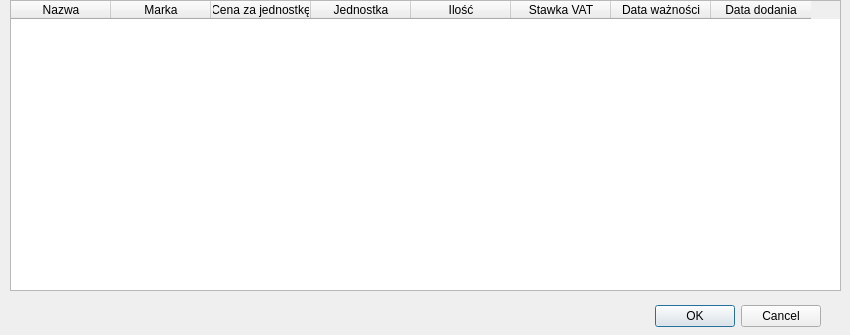
SzymiJimi/TeamProject, file dialog/producttosaledialog.ui: the form before one commit.
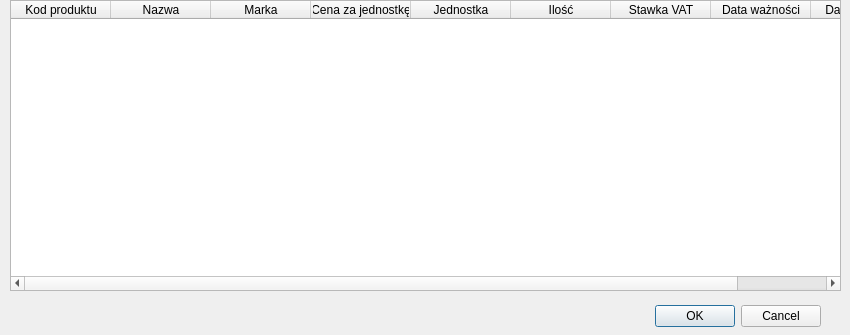
The form after the commit.

The edit to the form file:
```diff
--- a/dialog/producttosaledialog.ui
+++ b/dialog/producttosaledialog.ui
@@ -41,6 +41,11 @@
      <height>291</height>
     </rect>
    </property>
+   <column>
+    <property name="text">
+     <string>Kod produktu</string>
+    </property>
+   </column>
    <column>
     <property name="text">
      <string>Nazwa</string>
```
